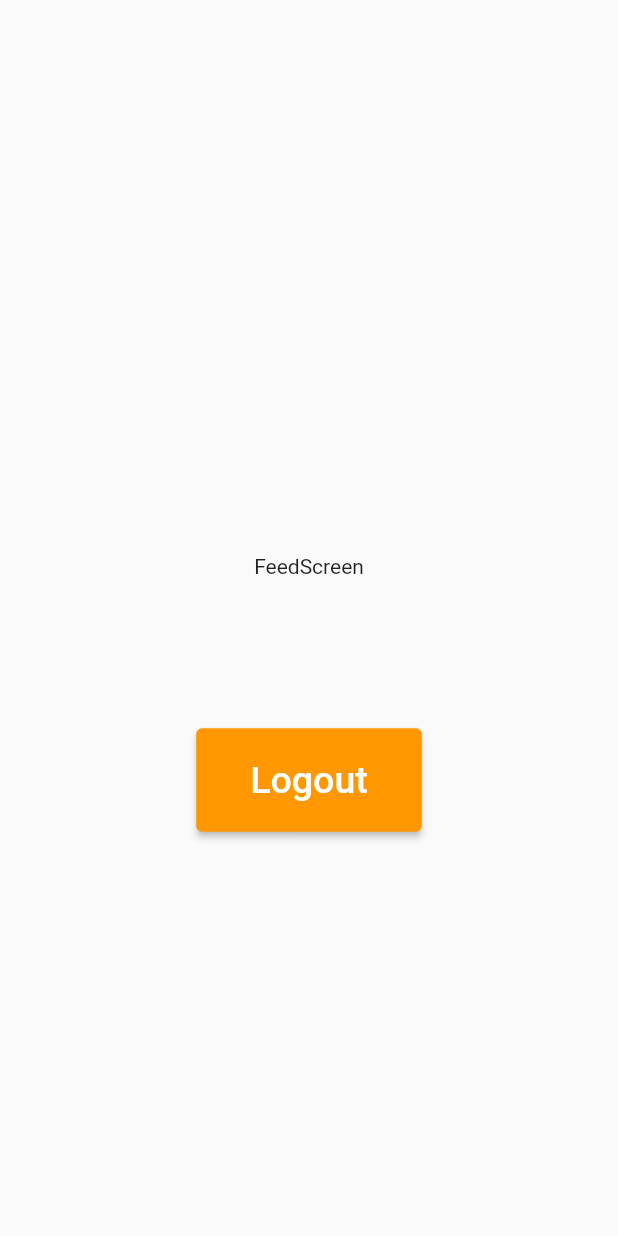
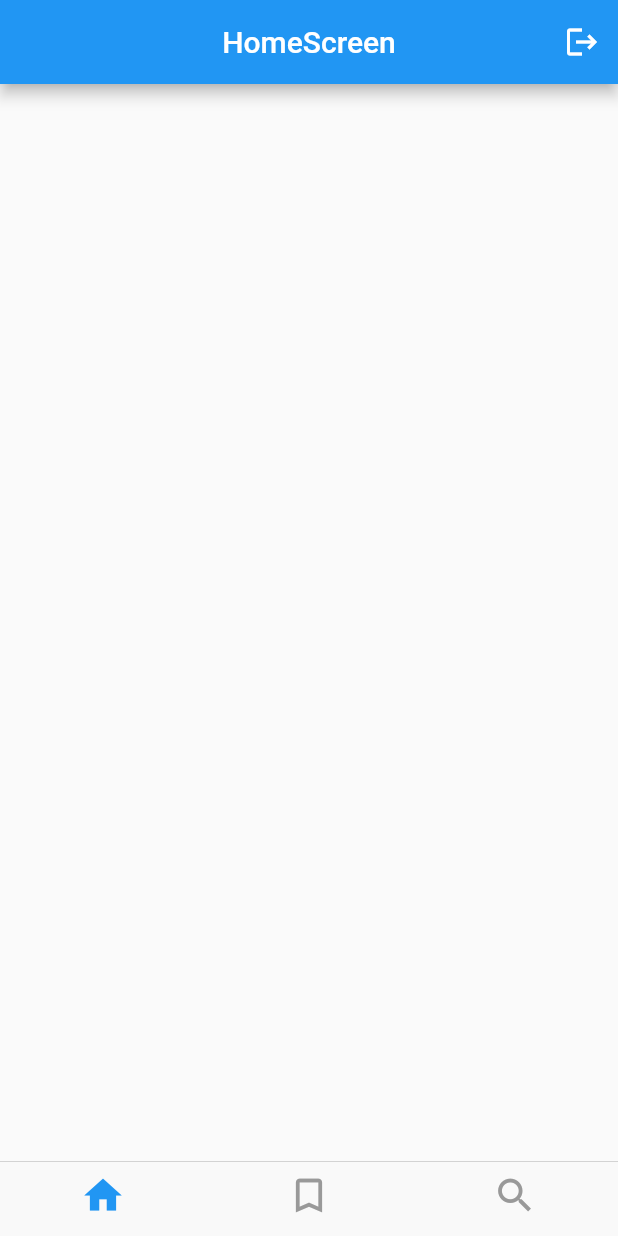
Before and after one commit to TaishiU/flutter-shopping-cart2, a Flutter app: the screen it shows once a user with an empty profile is signed in, on a phone screen of 412 x 824 dp. Run offline on Flutter 3.47's test engine with Material 2 defaults, Android fonts, the phone set to English and light mode, and no system bars; our stand-ins replace cloud_firestore, firebase_auth, firebase_core; accounts and stored records are empty.

Commit message:
ボトムタブ作成

```diff
--- a/lib/Screens/FeedScreen.dart
+++ b/lib/Screens/FeedScreen.dart
@@ -1,6 +1,8 @@
+import 'package:flutter/cupertino.dart';
 import 'package:flutter/material.dart';
-import 'package:shopping_cart2/Firebase/Auth.dart';
-import 'package:shopping_cart2/Screens/WelcomeScreen.dart';
+import 'package:shopping_cart2/Screens/HomeScreen.dart';
+import 'package:shopping_cart2/Screens/SavedScreen.dart';
+import 'package:shopping_cart2/Screens/SearchScreen.dart';
 
 class FeedScreen extends StatefulWidget {
   final String currentUserId;
@@ -14,40 +16,29 @@ class FeedScreen extends StatefulWidget {
 }
 
 class _FeedScreenState extends State<FeedScreen> {
+  int _selectedTab = 0;
+
   @override
   Widget build(BuildContext context) {
     return Scaffold(
-      body: Center(
-        child: Column(
-          mainAxisAlignment: MainAxisAlignment.center,
-          children: [
-            SizedBox(height: 100),
-            Text('FeedScreen'),
-            SizedBox(height: 100),
-            ElevatedButton(
-              child: Padding(
-                padding: EdgeInsets.symmetric(horizontal: 20, vertical: 20),
-                child: const Text(
-                  'Logout',
-                  style: TextStyle(fontSize: 25),
-                ),
-              ),
-              style: ElevatedButton.styleFrom(
-                primary: Colors.orange,
-                onPrimary: Colors.white,
-              ),
-              onPressed: () {
-                Auth().logout();
-                Navigator.pushAndRemoveUntil(
-                    context,
-                    MaterialPageRoute(
-                      builder: (context) => WelcomeScreen(),
-                    ),
-                    (_) => false);
-              },
-            ),
-          ],
-        ),
+      body: [
+        HomeScreen(),
+        SavedScreen(),
+        SearchScreen(),
+      ].elementAt(_selectedTab),
+      bottomNavigationBar: CupertinoTabBar(
+        onTap: (index) {
+          setState(() {
+            _selectedTab = index;
+          });
+        },
+        activeColor: Colors.blue,
+        currentIndex: _selectedTab,
+        items: [
+          BottomNavigationBarItem(icon: Icon(Icons.home)),
+          BottomNavigationBarItem(icon: Icon(Icons.bookmark_border)),
+          BottomNavigationBarItem(icon: Icon(Icons.search)),
+        ],
       ),
     );
   }
--- /dev/null
+++ b/lib/Screens/HomeScreen.dart
@@ -0,0 +1,34 @@
+import 'package:flutter/material.dart';
+import 'package:shopping_cart2/Firebase/Auth.dart';
+import 'package:shopping_cart2/Screens/WelcomeScreen.dart';
+
+class HomeScreen extends StatelessWidget {
+  const HomeScreen({Key? key}) : super(key: key);
+
+  @override
+  Widget build(BuildContext context) {
+    return Scaffold(
+      appBar: AppBar(
+        centerTitle: true,
+        title: Text('HomeScreen'),
+        actions: [
+          IconButton(
+            icon: Icon(
+              Icons.logout,
+              color: Colors.white,
+            ),
+            onPressed: () {
+              Auth().logout();
+              Navigator.pushAndRemoveUntil(
+                  context,
+                  MaterialPageRoute(
+                    builder: (context) => WelcomeScreen(),
+                  ),
+                  (_) => false);
+            },
+          ),
+        ],
+      ),
+    );
+  }
+}
```
Also changed, not shown: lib/Screens/SavedScreen.dart (added, +34 -0 lines), lib/Screens/SearchScreen.dart (added, +34 -0 lines).
